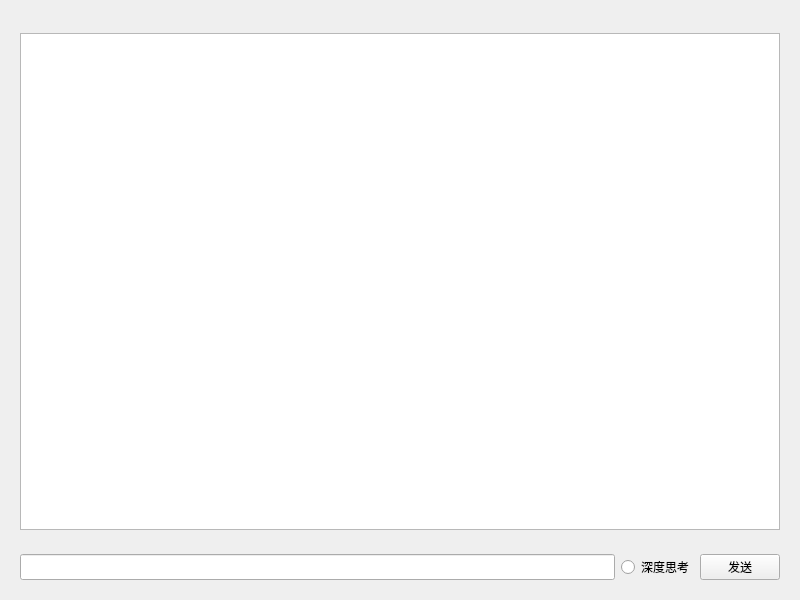
This is widget.ui in yutian-9264/Chat_with_AI_locally as Qt 5 draws it before an edit. The edited form follows.
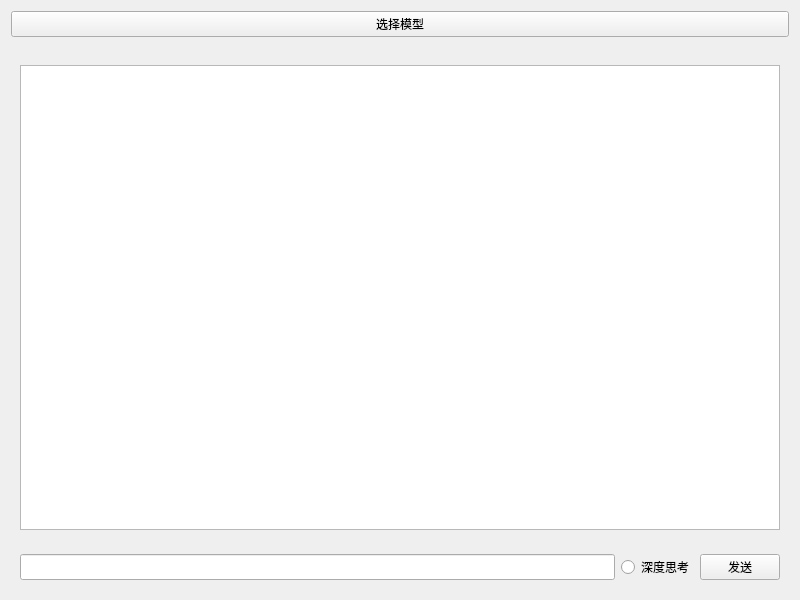
This is the edited form.

Diff of the .ui file:
```diff
--- a/widget.ui
+++ b/widget.ui
@@ -83,6 +83,13 @@
      </layout>
     </widget>
    </item>
+   <item row="0" column="0">
+    <widget class="QPushButton" name="pushButton_2">
+     <property name="text">
+      <string>选择模型</string>
+     </property>
+    </widget>
+   </item>
   </layout>
  </widget>
  <resources/>
```
